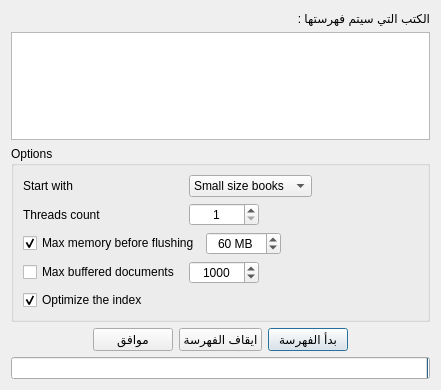
Qt form indexingdialg.ui (boussouira/albahhet) before a commit.
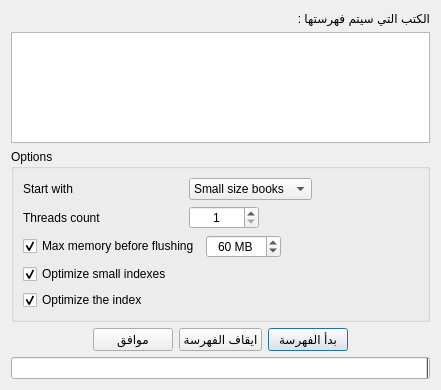
The same form after that commit.

Commit message: Multi indexes a time

What changed in the file:
```diff
--- a/indexingdialg.ui
+++ b/indexingdialg.ui
@@ -197,53 +197,14 @@
        </layout>
       </item>
       <item>
-       <layout class="QHBoxLayout" name="horizontalLayout_3">
-        <item>
-         <widget class="QCheckBox" name="checkMaxDoc">
-          <property name="minimumSize">
-           <size>
-            <width>160</width>
-            <height>0</height>
-           </size>
-          </property>
-          <property name="text">
-           <string>Max buffered documents</string>
-          </property>
-         </widget>
-        </item>
-        <item>
-         <widget class="QSpinBox" name="spinMaxDoc">
-          <property name="minimumSize">
-           <size>
-            <width>70</width>
-            <height>0</height>
-           </size>
-          </property>
-          <property name="alignment">
-           <set>Qt::AlignCenter</set>
-          </property>
-          <property name="maximum">
-           <number>100000</number>
-          </property>
-          <property name="value">
-           <number>1000</number>
-          </property>
-         </widget>
-        </item>
-        <item>
-         <spacer name="horizontalSpacer_4">
-          <property name="orientation">
-           <enum>Qt::Horizontal</enum>
-          </property>
-          <property name="sizeHint" stdset="0">
-           <size>
-            <width>40</width>
-            <height>20</height>
-           </size>
-          </property>
-         </spacer>
-        </item>
-       </layout>
+       <widget class="QCheckBox" name="checkOptChildIndexes">
+        <property name="text">
+         <string>Optimize small indexes</string>
+        </property>
+        <property name="checked">
+         <bool>true</bool>
+        </property>
+       </widget>
       </item>
       <item>
        <widget class="QCheckBox" name="checkOptimizeIndex">
```
The commit also changes 6 other files.
